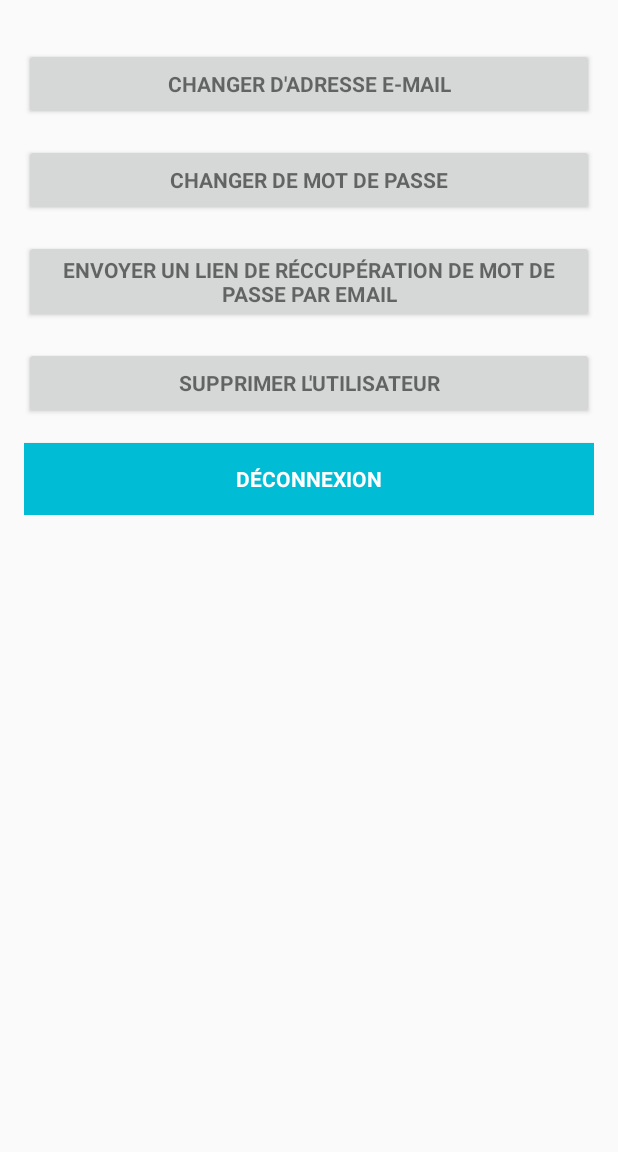
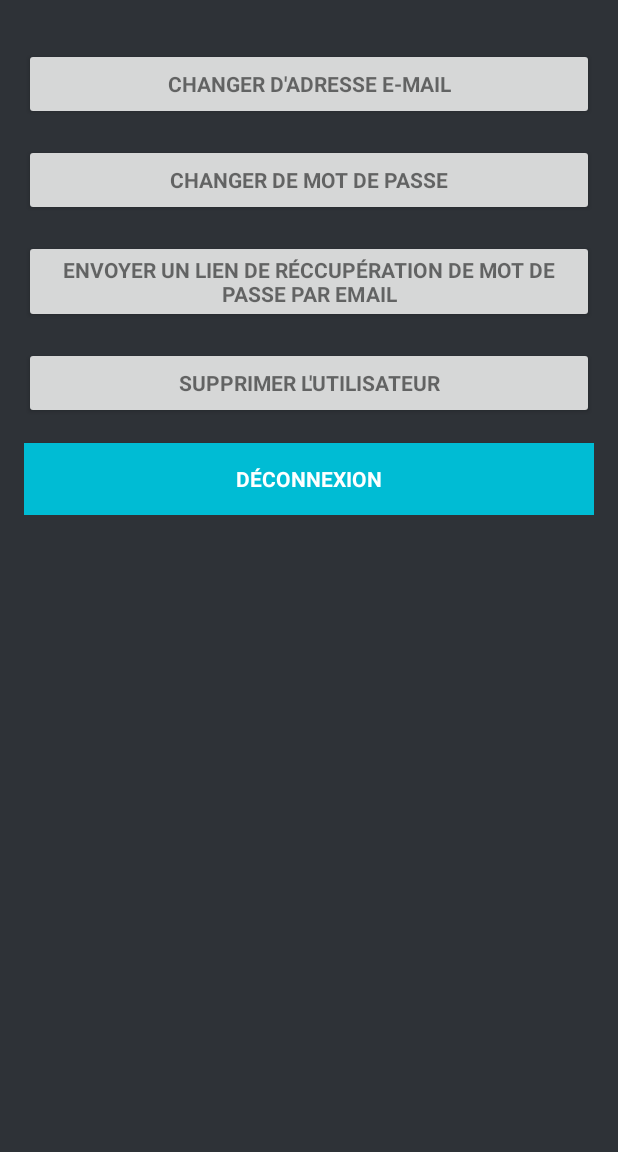
Before and after one commit to maximechareyron/ShareMusic, an Android app: the ManageAccActivity screen opened directly, with no data from a screen before it, on a phone screen of 412 x 824 dp, the part 84-1236 px from its top. Run offline under Robolectric (Android 15) with nearby library versions, the phone set to English and light mode, and no system bars; our stand-ins replace Firebase (no records; nobody signed in at launch, a user with empty details on screens opened directly).

Commit message:
modification des vues

```diff
--- a/app/src/main/res/layout/activity_hebergeur.xml
+++ b/app/src/main/res/layout/activity_hebergeur.xml
@@ -7,6 +7,7 @@
     android:paddingLeft="@dimen/activity_horizontal_margin"
     android:paddingRight="@dimen/activity_horizontal_margin"
     android:paddingTop="@dimen/activity_vertical_margin"
+    android:background="@color/bg_register"
     tools:context="com.example.olmartin2.lecteurmusique.HebergeurActivity">
 
 
@@ -37,6 +38,7 @@
         android:layout_alignParentRight="true"
         android:layout_below="@id/refresh"
         android:layout_alignParentLeft="true"
+
         android:id="@+id/list_music"
         >
 
--- a/app/src/main/res/layout/activity_item_playlist.xml
+++ b/app/src/main/res/layout/activity_item_playlist.xml
@@ -20,6 +20,7 @@
         android:text="delete"
         android:layout_alignParentRight="true"
         android:layout_alignParentLeft="false"
+        android:background="@color/bg_login"
         />
 
     <Button
@@ -27,7 +28,7 @@
         android:layout_height="40dp"
         android:id="@+id/item_play"
         android:text="play"
-
+        android:background="@color/bg_login"
         android:layout_alignParentTop="true"
         android:layout_toLeftOf="@+id/item_delete"
         android:layout_toStartOf="@+id/item_delete" />
--- a/app/src/main/res/layout/activity_main.xml
+++ b/app/src/main/res/layout/activity_main.xml
@@ -7,6 +7,7 @@
     android:paddingLeft="@dimen/activity_horizontal_margin"
     android:paddingRight="@dimen/activity_horizontal_margin"
     android:paddingTop="@dimen/activity_vertical_margin"
+    android:background="@color/bg_register"
     tools:context="com.example.olmartin2.lecteurmusique.MainActivity">
 
     <Button
@@ -16,6 +17,7 @@
         android:id="@+id/emetteur"
         android:layout_above="@+id/hebergeur"
         android:layout_centerHorizontal="true"
+        android:background="@color/bg_login"
         android:layout_marginBottom="75dp" />
 
     <Button
@@ -23,7 +25,7 @@
         android:layout_height="wrap_content"
         android:text="@string/button_main_host"
         android:id="@+id/hebergeur"
-
+        android:background="@color/bg_login"
         android:layout_centerVertical="true"
         android:layout_alignRight="@+id/emetteur"
         android:layout_alignEnd="@+id/emetteur" />
@@ -33,6 +35,7 @@
         android:layout_height="wrap_content"
         android:text="Manage Account"
         android:id="@+id/manage_acc"
+        android:background="@color/bg_login"
         android:layout_centerHorizontal="true"/>
 
 </RelativeLayout>
--- a/app/src/main/res/layout/activity_manage_acc.xml
+++ b/app/src/main/res/layout/activity_manage_acc.xml
@@ -5,6 +5,7 @@
     android:layout_width="match_parent"
     android:layout_height="match_parent"
     android:fitsSystemWindows="true"
+    android:background="@color/bg_register"
     tools:context=".ManageAccActivity">
 
 
@@ -38,7 +39,9 @@
             android:layout_height="wrap_content"
             android:hint="@string/hint_email"
             android:inputType="textEmailAddress"
+            android:textColor="@android:color/white"
             android:maxLines="1"
+            android:textColorHint="@android:color/white"
             android:singleLine="true" />
 
         <EditText
@@ -48,6 +51,8 @@
             android:hint="@string/hint_new_email"
             android:inputType="textEmailAddress"
             android:maxLines="1"
+            android:textColor="@android:color/white"
+            android:textColorHint="@android:color/white"
             android:singleLine="true" />
 
         <EditText
@@ -60,6 +65,8 @@
             android:imeOptions="actionUnspecified"
             android:inputType="textPassword"
             android:maxLines="1"
+            android:textColor="@android:color/white"
+            android:textColorHint="@android:color/white"
             android:singleLine="true" />
 
         <EditText
@@ -72,6 +79,8 @@
             android:imeOptions="actionUnspecified"
             android:inputType="textPassword"
             android:maxLines="1"
+            android:textColor="@android:color/white"
+            android:textColorHint="@android:color/white"
             android:singleLine="true" />
 
 
@@ -81,7 +90,7 @@
             android:layout_width="wrap_content"
             android:layout_height="wrap_content"
             android:layout_marginTop="16dp"
-            android:background="@color/colorPrimaryDark"
+            android:background="@color/bg_login"
             android:text="@string/btn_change_email"
             android:textColor="@android:color/white"
             android:textStyle="bold" />
@@ -92,7 +101,7 @@
             android:layout_width="wrap_content"
             android:layout_height="wrap_content"
             android:layout_marginTop="16dp"
-            android:background="@color/colorPrimaryDark"
+            android:background="@color/bg_login"
             android:text="@string/btn_change_password"
             android:textColor="@android:color/white"
             android:textStyle="bold" />
@@ -103,7 +112,7 @@
             android:layout_width="wrap_content"
             android:layout_height="wrap_content"
             android:layout_marginTop="16dp"
-            android:background="@color/colorPrimaryDark"
+            android:background="@color/bg_login"
             android:text="@string/btn_send"
             android:textColor="@android:color/white"
             android:textStyle="bold" />
@@ -120,7 +129,7 @@
             android:layout_width="wrap_content"
             android:layout_height="wrap_content"
             android:layout_marginTop="16dp"
-            android:background="@color/colorPrimaryDark"
+            android:background="@color/bg_login"
             android:text="@string/btn_remove"
             android:textColor="@android:color/white"
             android:textStyle="bold" />
--- a/app/src/main/res/layout/activity_reset_password.xml
+++ b/app/src/main/res/layout/activity_reset_password.xml
@@ -5,7 +5,7 @@
     android:layout_width="match_parent"
     android:layout_height="match_parent"
     android:layout_gravity="center"
-    android:background="@color/colorPrimary"
+    android:background="@color/bg_register"
     android:fitsSystemWindows="true"
     tools:context="com.example.olmartin2.lecteurmusique.ResetPasswordActivity">
 
@@ -62,7 +62,7 @@
             android:layout_width="fill_parent"
             android:layout_height="wrap_content"
             android:layout_marginTop="20dip"
-            android:background="@color/colorAccent"
+            android:background="@color/btn_login"
             android:text="@string/btn_reset_password"
             android:textColor="@android:color/black" />
 
@@ -73,7 +73,7 @@
             android:layout_marginTop="10dp"
             android:background="@null"
             android:text="@string/btn_back"
-            android:textColor="@color/colorAccent" />
+            android:textColor="@color/bg_login" />
 
     </LinearLayout>
 
--- a/app/src/main/res/layout/activity_signin.xml
+++ b/app/src/main/res/layout/activity_signin.xml
@@ -10,7 +10,7 @@
     <LinearLayout
         android:layout_width="fill_parent"
         android:layout_height="fill_parent"
-        android:background="@color/colorPrimary"
+        android:background="@color/bg_register"
         android:gravity="center"
         android:orientation="vertical"
         android:padding="16dp">
@@ -51,7 +51,7 @@
             android:layout_width="fill_parent"
             android:layout_height="wrap_content"
             android:layout_marginTop="20dip"
-            android:background="@color/colorAccent"
+            android:background="@color/bg_login"
             android:text="@string/btn_login"
             android:textColor="@android:color/black" />
 
@@ -63,7 +63,7 @@
             android:background="@null"
             android:text="@string/btn_forgot_password"
             android:textAllCaps="false"
-            android:textColor="@color/colorAccent" />
+            android:textColor="@color/btn_login_bg" />
 
         <!-- Link to Login Screen -->
 
```
Also changed, not shown: app/src/main/res/layout/activity_emetteur.xml (+9 -0 lines), app/src/main/res/layout/activity_signup.xml (+8 -5 lines).
